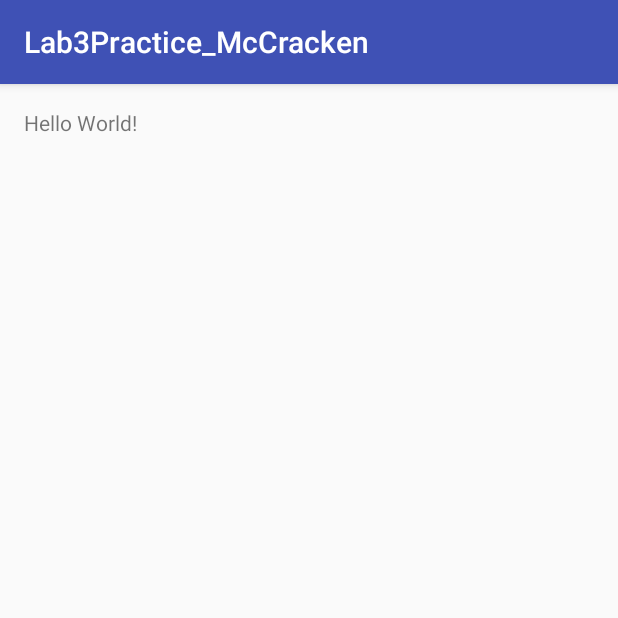
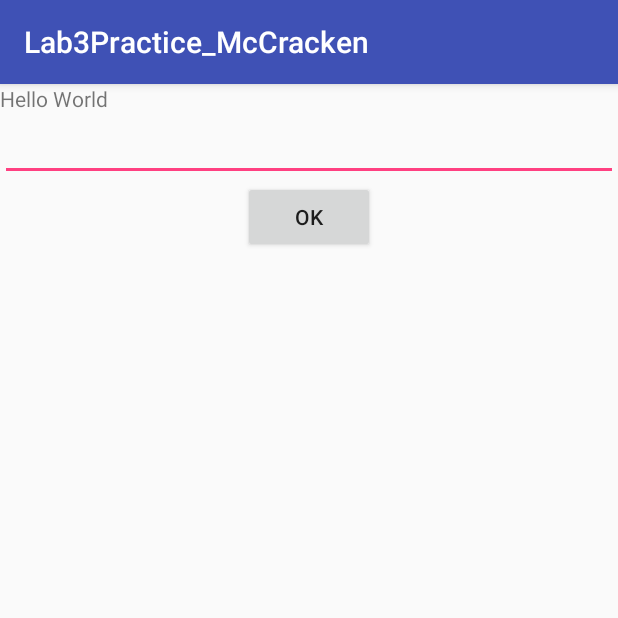
Before and after one commit to axlc/Lab3Practice_McCracken, an Android app: the screen it shows after launch (MainActivity), on a phone screen of 412 x 824 dp, the top half of it. Run offline under Robolectric (Android 15) with nearby library versions, the phone set to English and light mode, and no system bars.

```diff
--- a/app/src/main/java/com/example/mccracken/lab3practice_mccracken/MainActivity.java
+++ b/app/src/main/java/com/example/mccracken/lab3practice_mccracken/MainActivity.java
@@ -3,11 +3,57 @@ package com.example.mccracken.lab3practice_mccracken;
 import android.support.v7.app.AppCompatActivity;
 import android.os.Bundle;
 import android.util.Log;
+import android.view.View;
+import android.widget.Button;
+import android.widget.EditText;
+import android.widget.TextView;
 import android.widget.Toast;
 
 public class MainActivity extends AppCompatActivity {
 
     private static final String tag = "AJM";
+
+    EditText input_et;
+    TextView output_tv;
+    Button calculate_b;
+
+    private static String answer;
+
+    @Override
+    public void onSaveInstanceState(Bundle savedInstanceState)
+    {
+        // The Bundle provides a way of storing a NVP ("Name-Value Pair") map.
+        // It will get passed in to onRestoreInstanceState() OR onCreate()
+        Log.i(tag, "onSaveInstanceState: answer = [" + answer + "]");
+        Toast.makeText(this, "onSaveInstanceState = [" + answer + "]", Toast.LENGTH_SHORT).show();
+
+        savedInstanceState.putString("answer", answer);
+    }
+
+    @Override
+    public void onRestoreInstanceState(Bundle savedInstanceState)
+    {
+        answer = savedInstanceState.getString("answer");
+        Toast.makeText(this, "onSaveInstanceState = [" + answer + "]", Toast.LENGTH_SHORT).show();
+        Log.i(tag, "onRestoreInstanceState: answer = [" + answer + "]");
+
+        // this works, but doesn’t restore the textView.  How to fix???
+        output_tv.setText(answer);
+    }
+
+    // NOTE:  import android.view.View.OnClickListener!!!
+    // NOTE:  OnClickListener is an interface
+    private View.OnClickListener onClickListener = new Button.OnClickListener() {
+        public void onClick(View v) {
+            Log.i(tag, "onClick:");
+
+            answer = answer + input_et.getText().toString();
+
+            output_tv.setText(answer);
+
+            input_et.setText("");
+        }
+    };
 
     @Override
     protected void onPause() {
@@ -60,6 +106,13 @@ public class MainActivity extends AppCompatActivity {
 
         Log.i(tag, "onCreate:");
         Toast.makeText(this, "onCreate", Toast.LENGTH_SHORT).show();
+
+        input_et    = (EditText) findViewById(R.id.input_et);
+        output_tv   = (TextView) findViewById(R.id.output_tv);
+        calculate_b = (Button)   findViewById(R.id.calculate_b);
+
+        answer = "";
+
+        calculate_b.setOnClickListener(onClickListener);
     }
-
 }
--- a/app/src/main/res/layout/activity_main.xml
+++ b/app/src/main/res/layout/activity_main.xml
@@ -1,17 +1,27 @@
 <?xml version="1.0" encoding="utf-8"?>
-<RelativeLayout xmlns:android="http://schemas.android.com/apk/res/android"
-    xmlns:tools="http://schemas.android.com/tools"
-    android:id="@+id/activity_main"
-    android:layout_width="match_parent"
-    android:layout_height="match_parent"
-    android:paddingBottom="@dimen/activity_vertical_margin"
-    android:paddingLeft="@dimen/activity_horizontal_margin"
-    android:paddingRight="@dimen/activity_horizontal_margin"
-    android:paddingTop="@dimen/activity_vertical_margin"
-    tools:context="com.example.mccracken.lab3practice_mccracken.MainActivity">
+<LinearLayout xmlns:android="http://schemas.android.com/apk/res/android"
+    android:layout_width="fill_parent"
+    android:layout_height="fill_parent"
+    android:orientation="vertical" >
 
     <TextView
+        android:layout_width="fill_parent"
+        android:layout_height="wrap_content"
+        android:text="@string/hello_world" />
+    <EditText
+        android:id="@+id/input_et"
+        android:layout_width="fill_parent"
+        android:layout_height="wrap_content" />
+    <Button
+        android:id="@+id/calculate_b"
         android:layout_width="wrap_content"
         android:layout_height="wrap_content"
-        android:text="Hello World!" />
-</RelativeLayout>
+        android:layout_gravity="center"
+        android:text="@string/calculate_b" />
+    <TextView
+        android:id="@+id/output_tv"
+        android:layout_width="fill_parent"
+        android:layout_height="wrap_content"
+        android:text="" />
+
+</LinearLayout>
--- a/app/src/main/res/values/strings.xml
+++ b/app/src/main/res/values/strings.xml
@@ -1,3 +1,5 @@
 <resources>
     <string name="app_name">Lab3Practice_McCracken</string>
+    <string name="calculate_b">OK</string>
+    <string name="hello_world">Hello World</string>
 </resources>
```
Also changed, not shown: 1 other file.
